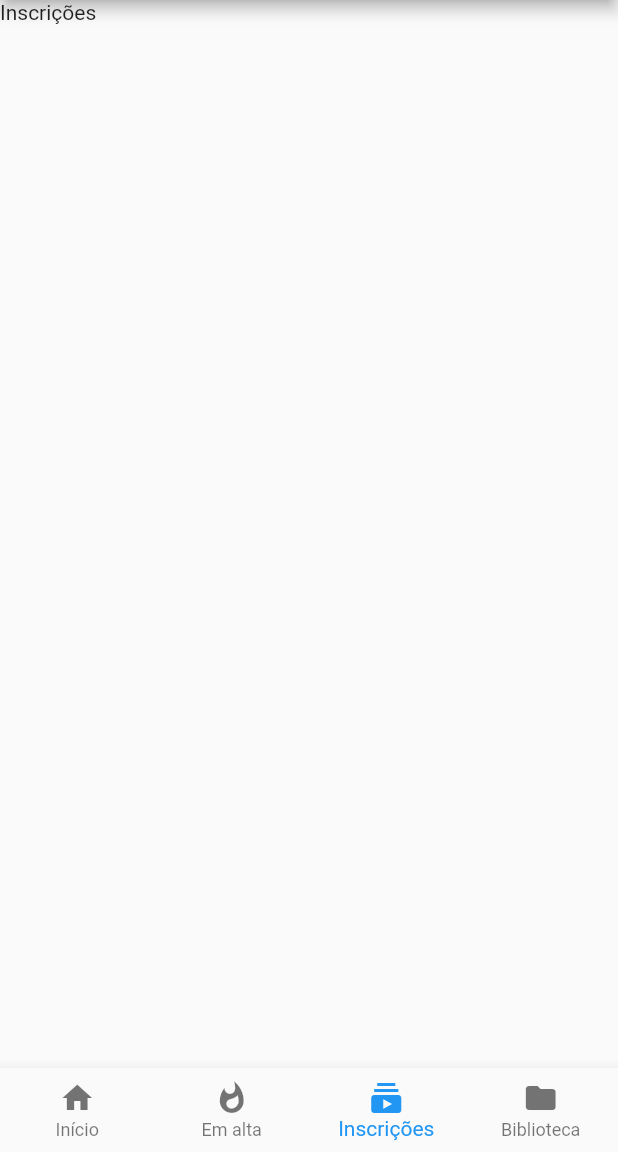
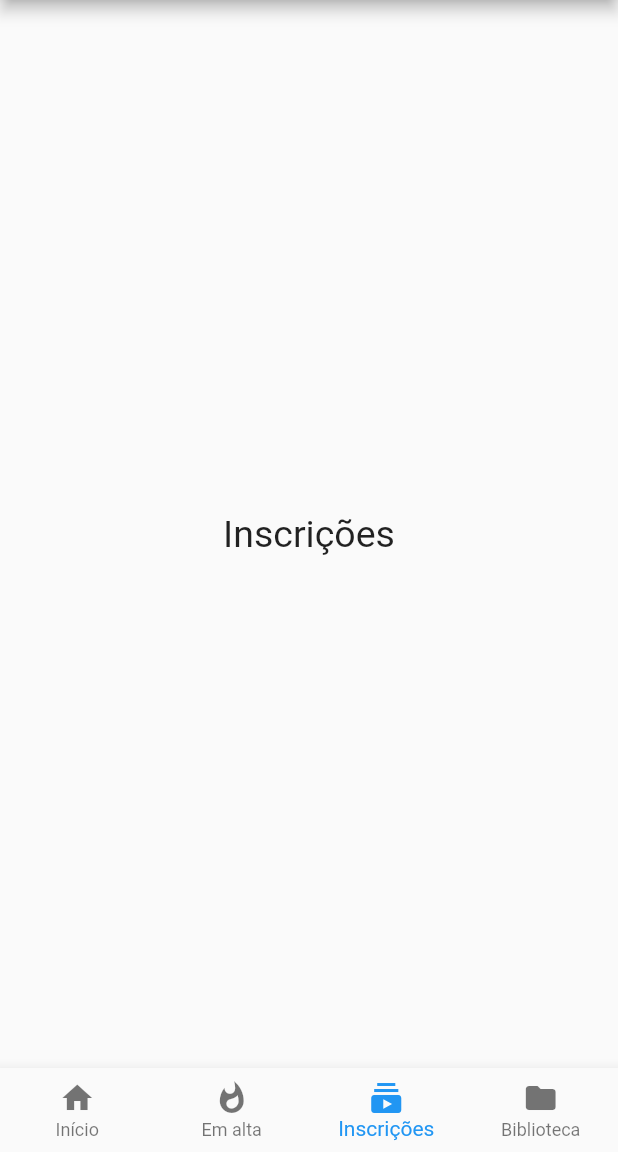
Before and after one commit to danielperesjr/flutter-tube, a Flutter app: the screen it shows after launch, item 3 of the bottom bar chosen, on a phone screen of 412 x 824 dp, the part 84-1236 px from its top. Run offline on Flutter 3.47's test engine with Material 2 defaults, Android fonts, the phone set to English and light mode, and no system bars.

Commit message:
Adicionadas classes para as telas secundárias

```diff
--- a/lib/Home.dart
+++ b/lib/Home.dart
@@ -1,4 +1,8 @@
 import 'package:flutter/material.dart';
+import 'package:flutter_tube/telas/Biblioteca.dart';
+import 'package:flutter_tube/telas/EmAlta.dart';
+import 'package:flutter_tube/telas/Inicio.dart';
+import 'package:flutter_tube/telas/Inscricoes.dart';
 
 class Home extends StatefulWidget {
   const Home({Key? key}) : super(key: key);
@@ -15,10 +19,10 @@ class _HomeState extends State<Home> {
   Widget build(BuildContext context) {
 
     List<Widget> telas = [
-      Text("Início"),
-      Text("Em alta"),
-      Text("Inscrições"),
-      Text("Biblioteca"),
+      Inicio(),
+      EmAlta(),
+      Inscricoes(),
+      Biblioteca(),
     ];
 
     return Scaffold(
--- /dev/null
+++ b/lib/telas/Inscricoes.dart
@@ -0,0 +1,24 @@
+import 'package:flutter/material.dart';
+
+class Inscricoes extends StatefulWidget {
+  const Inscricoes({Key? key}) : super(key: key);
+
+  @override
+  State<Inscricoes> createState() => _InscricoesState();
+}
+
+class _InscricoesState extends State<Inscricoes> {
+  @override
+  Widget build(BuildContext context) {
+    return Container(
+      child: Center(
+        child: Text(
+          "Inscrições",
+          style: TextStyle(
+              fontSize: 25
+          ),
+        ),
+      ),
+    );
+  }
+}
```
Also changed, not shown: lib/telas/Biblioteca.dart (added, +24 -0 lines), lib/telas/EmAlta.dart (added, +24 -0 lines), lib/telas/Inicio.dart (added, +24 -0 lines).
